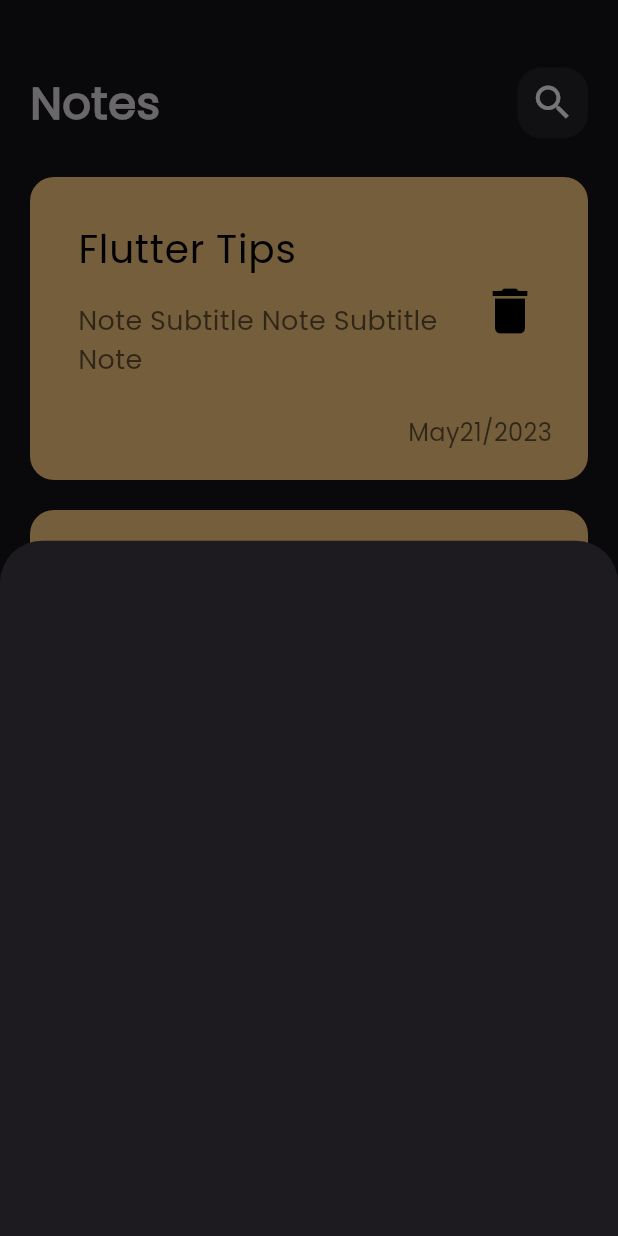
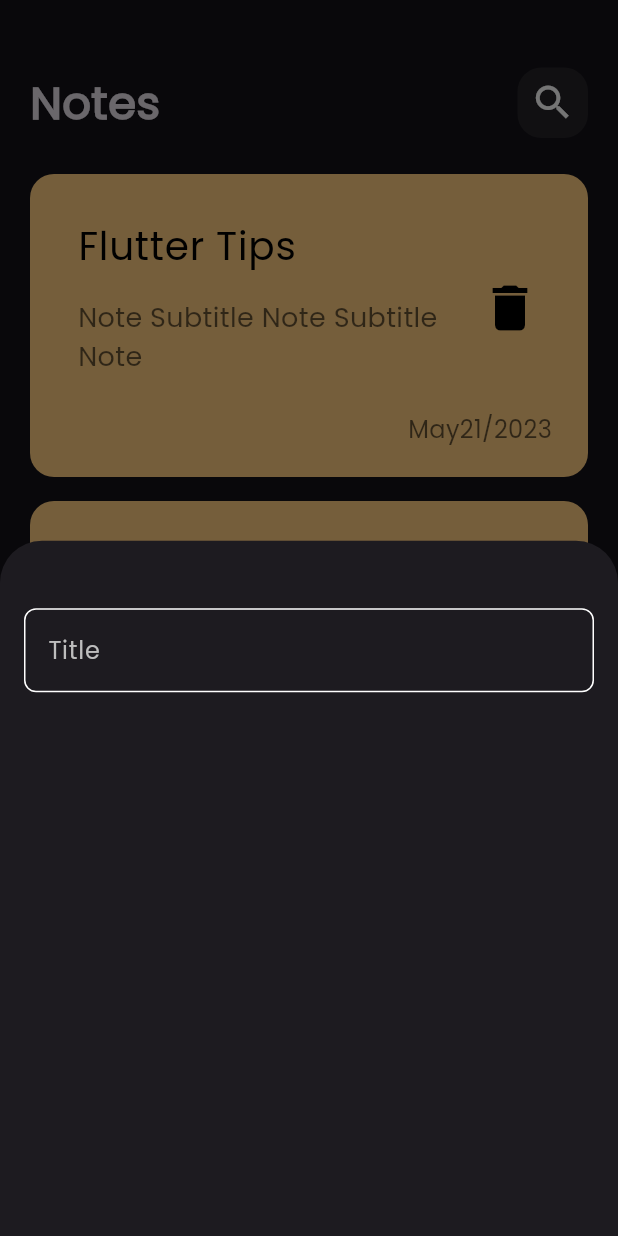
Before and after one commit to Mohamed00-Nour/notes_app, a Flutter app: the screen it shows after launch, after a tap on the "add" icon, on a phone screen of 412 x 824 dp. Run offline on Flutter 3.47's test engine with Material 3 defaults, Android fonts, the phone set to English and light mode, and no system bars.

Commit message:
Create Custom TextField

```diff
--- a/lib/Views/notes_view.dart
+++ b/lib/Views/notes_view.dart
@@ -14,7 +14,7 @@ class NotesView extends StatelessWidget {
           showModalBottomSheet(
             context: context,
             builder: (context) {
-              return AddNoteBottomSheet();
+              return const AddNoteBottomSheet();
             },
           );
         },
--- a/lib/Widgets/Add_Note_BottomSheet.dart
+++ b/lib/Widgets/Add_Note_BottomSheet.dart
@@ -1,10 +1,22 @@
 import 'package:flutter/material.dart';
+
+import 'Custom_TextField.dart';
 
 class AddNoteBottomSheet extends StatelessWidget {
   const AddNoteBottomSheet({super.key});
 
   @override
   Widget build(BuildContext context) {
-    return Container();
+    return Padding(
+      padding: const EdgeInsets.symmetric(horizontal: 16.0),
+      child: const Column(
+        children: [
+          SizedBox(
+            height: 45.0,
+          ),
+          CustomTextField(),
+        ],
+      ),
+    );
   }
 }
--- /dev/null
+++ b/lib/Widgets/Custom_TextField.dart
@@ -0,0 +1,31 @@
+import 'package:flutter/material.dart';
+
+class CustomTextField extends StatelessWidget {
+  const CustomTextField({super.key});
+
+  @override
+  Widget build(BuildContext context) {
+    return  TextField(
+      decoration: InputDecoration(
+        hintText: 'Title',
+        hintStyle: TextStyle(
+          color: Colors.grey[400],
+        ),
+        border: buildBorder(),
+        enabledBorder: buildBorder(),
+
+      ),
+    );
+  }
+
+  OutlineInputBorder buildBorder() {
+    return const OutlineInputBorder(
+        borderRadius: BorderRadius.all(
+          Radius.circular(8.0),
+        ),
+        borderSide: BorderSide(
+          color: Colors.white,
+        )
+      );
+  }
+}
--- a/lib/Widgets/Notes_ListView.dart
+++ b/lib/Widgets/Notes_ListView.dart
@@ -13,7 +13,7 @@ class NotesListView extends StatelessWidget {
         padding: const EdgeInsets.all(0.0),
         itemBuilder: (context, index) {
           return const Padding(
-            padding: EdgeInsets.symmetric(vertical: 10.0),
+            padding: EdgeInsets.symmetric(vertical: 8.0),
             child: NoteItem(),
           );
         },
```
